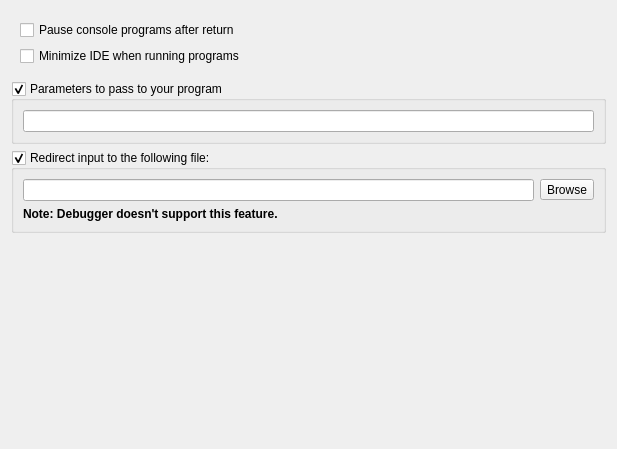
First picture: the form in RedPandaIDE/settingsdialog/executorgeneralwidget.ui, repository royqh1979/RedPanda-CPP, before the edit.
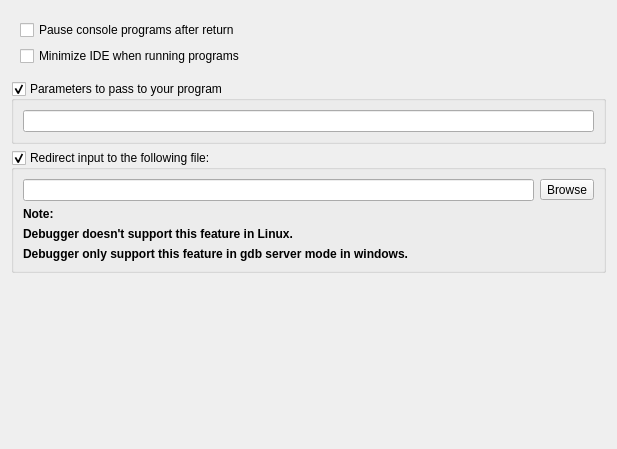
Second picture: the form after the edit. Icons and pictures are not drawn.

What changed in the file:
```diff
--- a/RedPandaIDE/settingsdialog/executorgeneralwidget.ui
+++ b/RedPandaIDE/settingsdialog/executorgeneralwidget.ui
@@ -62,19 +62,6 @@
      </layout>
     </widget>
    </item>
-   <item row="3" column="0">
-    <spacer name="verticalSpacer">
-     <property name="orientation">
-      <enum>Qt::Vertical</enum>
-     </property>
-     <property name="sizeHint" stdset="0">
-      <size>
-       <width>20</width>
-       <height>40</height>
-      </size>
-     </property>
-    </spacer>
-   </item>
    <item row="2" column="0" colspan="2">
     <widget class="QGroupBox" name="grpRedirectInput">
      <property name="title">
@@ -84,8 +71,44 @@
       <bool>true</bool>
      </property>
      <layout class="QGridLayout" name="gridLayout_2">
-      <item row="0" column="1">
-       <widget class="QLineEdit" name="txtRedirectInputFile"/>
+      <item row="2" column="1">
+       <widget class="QLabel" name="label_3">
+        <property name="font">
+         <font>
+          <weight>75</weight>
+          <bold>true</bold>
+         </font>
+        </property>
+        <property name="text">
+         <string>Debugger doesn't support this feature in Linux.</string>
+        </property>
+       </widget>
+      </item>
+      <item row="1" column="1">
+       <widget class="QLabel" name="label_2">
+        <property name="font">
+         <font>
+          <weight>75</weight>
+          <bold>true</bold>
+         </font>
+        </property>
+        <property name="text">
+         <string>Note: </string>
+        </property>
+       </widget>
+      </item>
+      <item row="3" column="1">
+       <widget class="QLabel" name="label_4">
+        <property name="font">
+         <font>
+          <weight>75</weight>
+          <bold>true</bold>
+         </font>
+        </property>
+        <property name="text">
+         <string>Debugger only support this feature in gdb server mode in windows.</string>
+        </property>
+       </widget>
       </item>
       <item row="0" column="2">
        <widget class="QToolButton" name="btnBrowse">
@@ -101,22 +124,25 @@
         </property>
        </widget>
       </item>
-      <item row="1" column="1" colspan="2">
-       <widget class="QLabel" name="label">
-        <property name="font">
-         <font>
-          <weight>75</weight>
-          <bold>true</bold>
-         </font>
-        </property>
-        <property name="text">
-         <string>Note: Debugger doesn't support this feature.</string>
-        </property>
-       </widget>
+      <item row="0" column="1">
+       <widget class="QLineEdit" name="txtRedirectInputFile"/>
       </item>
      </layout>
     </widget>
    </item>
+   <item row="3" column="0" colspan="2">
+    <spacer name="verticalSpacer">
+     <property name="orientation">
+      <enum>Qt::Vertical</enum>
+     </property>
+     <property name="sizeHint" stdset="0">
+      <size>
+       <width>20</width>
+       <height>40</height>
+      </size>
+     </property>
+    </spacer>
+   </item>
   </layout>
  </widget>
  <resources>
```
